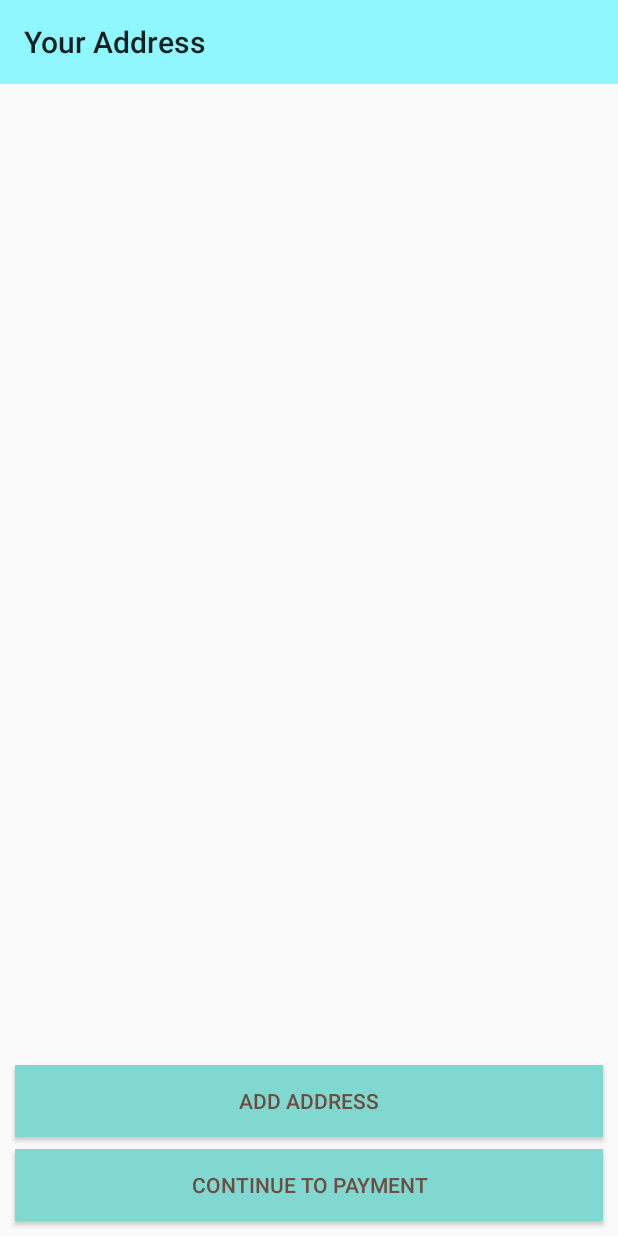
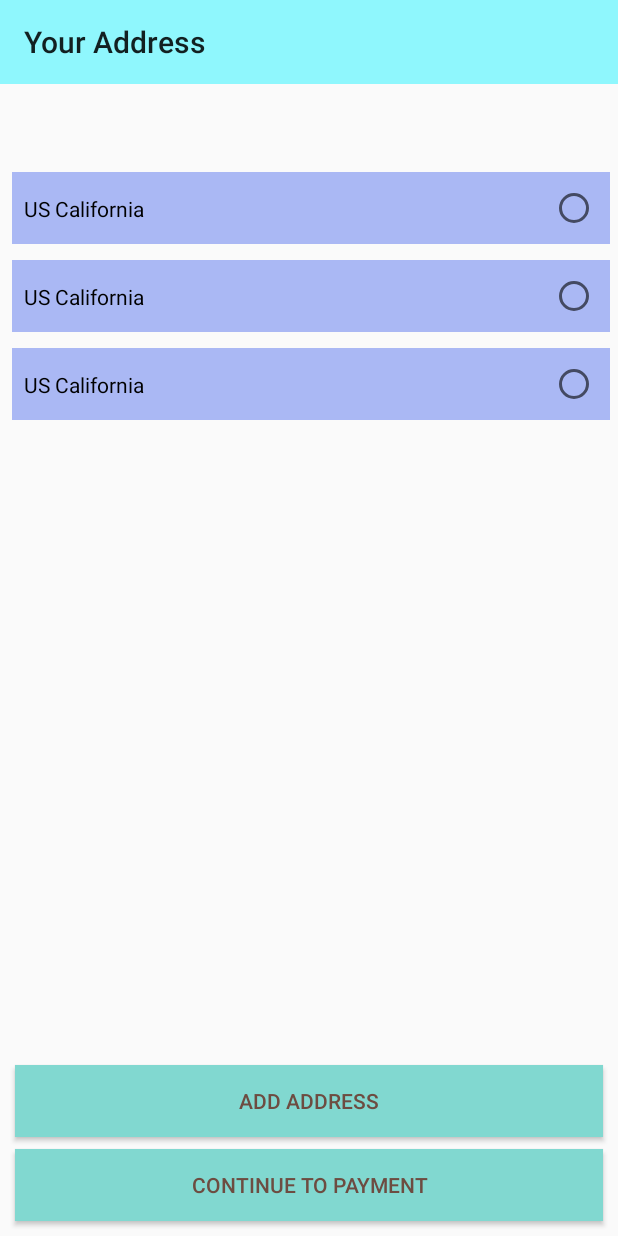
Before and after one commit to YYEg/EKawaiiShop, an Android app: the layout activity_addres.xml on its own in the app's theme, with its tools: preview values and no code run, on a phone screen of 412 x 824 dp. Run offline under Robolectric (Android 15) with nearby library versions, the phone set to English and light mode, and no system bars.

Commit message:
AddAdress activity is now working

```diff
--- a/app/build.gradle
+++ b/app/build.gradle
@@ -40,6 +40,7 @@ dependencies {
     androidTestImplementation 'androidx.test.ext:junit:1.1.5'
     androidTestImplementation 'androidx.test.espresso:espresso-core:3.5.1'
 
+
     //slider image
     implementation 'com.github.denzcoskun:ImageSlideshow:0.1.2'
 
--- /dev/null
+++ b/app/src/main/java/com/yy/ekawaiishop/adapters/AddressAdapter.java
@@ -0,0 +1,4 @@
+package com.yy.ekawaiishop.adapters;
+
+public class AddressAdapter {
+}
--- /dev/null
+++ b/app/src/main/java/com/yy/ekawaiishop/models/AddressModel.java
@@ -0,0 +1,5 @@
+package com.yy.ekawaiishop.models;
+
+public class AddressModel {
+
+}
--- a/app/src/main/res/layout/activity_addres.xml
+++ b/app/src/main/res/layout/activity_addres.xml
@@ -18,15 +18,17 @@
         app:layout_constraintTop_toTopOf="parent"
         app:title="Your Address" />
 
+
     <androidx.recyclerview.widget.RecyclerView
         android:id="@+id/address_recycler"
-        android:layout_width="match_parent"
-        android:layout_height="wrap_content"
+        android:layout_width="409dp"
+        android:layout_height="548dp"
+        app:layout_constraintBottom_toTopOf="@+id/add_address_btn"
         app:layout_constraintEnd_toEndOf="parent"
+        app:layout_constraintHorizontal_bias="1.0"
         app:layout_constraintStart_toStartOf="parent"
         app:layout_constraintTop_toBottomOf="@+id/address_toolbar"
         tools:listitem="@layout/address_item" />
-
 
     <Button
         android:id="@+id/add_address_btn"
--- a/app/src/main/res/layout/address_item.xml
+++ b/app/src/main/res/layout/address_item.xml
@@ -1,6 +1,33 @@
 <?xml version="1.0" encoding="utf-8"?>
 <androidx.constraintlayout.widget.ConstraintLayout xmlns:android="http://schemas.android.com/apk/res/android"
+    xmlns:app="http://schemas.android.com/apk/res-auto"
     android:layout_width="match_parent"
-    android:layout_height="match_parent">
+    android:layout_height="wrap_content"
+    android:layout_margin="5dp"
+    android:background="#AAB8F4"
+    android:padding="8dp">
+
+
+    <TextView
+        android:id="@+id/address_add"
+        android:layout_width="300dp"
+        android:layout_height="wrap_content"
+        android:text="US California"
+        android:textColor="@color/black"
+        app:layout_constraintBottom_toBottomOf="parent"
+        app:layout_constraintStart_toStartOf="parent"
+        app:layout_constraintTop_toTopOf="parent" />
+
+    <RadioButton
+        android:id="@+id/select_address"
+        android:layout_width="wrap_content"
+        android:layout_height="wrap_content"
+        android:gravity="center"
+        app:layout_constraintBottom_toBottomOf="parent"
+        app:layout_constraintEnd_toEndOf="parent"
+        app:layout_constraintHorizontal_bias="1"
+        app:layout_constraintStart_toEndOf="@+id/address_add"
+        app:layout_constraintTop_toTopOf="parent" />
+
 
 </androidx.constraintlayout.widget.ConstraintLayout>
```
Also changed, not shown: app/src/main/AndroidManifest.xml (+5 -2 lines), app/src/main/java/com/yy/ekawaiishop/activity/AddAddressActivity.java (added, +98 -0 lines), app/src/main/java/com/yy/ekawaiishop/activity/AddressActivity.java (+13 -0 lines), app/src/main/java/com/yy/ekawaiishop/activity/DetailedActivity.java (+10 -0 lines), app/src/main/res/layout/activity_add_address.xml (added, +139 -0 lines).
